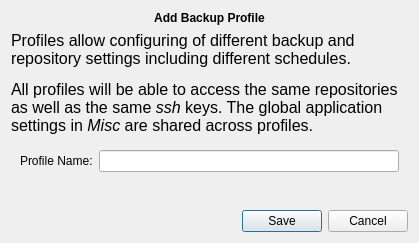
Qt form src/vorta/assets/UI/profile_add.ui (borgbase/vorta) before a commit.
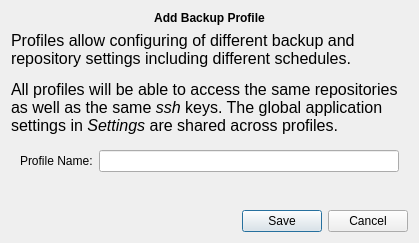
The same form after that commit.

Commit message: Make German Du consistent, make settings naming consistent

The edit to the form file:
```diff
--- a/src/vorta/assets/UI/profile_add.ui
+++ b/src/vorta/assets/UI/profile_add.ui
@@ -55,7 +55,7 @@
      <property name="text">
       <string>&lt;html&gt;&lt;head/&gt;&lt;body&gt;
 &lt;p&gt;Profiles allow configuring of different backup and repository settings including different schedules.&lt;/p&gt;
-&lt;p&gt;All profiles will be able to access the same repositories as well as the same &lt;span style=&quot; font-style:italic;&quot;&gt;ssh&lt;/span&gt; keys. The global application settings in &lt;span style=&quot; font-style:italic;&quot;&gt;Misc&lt;/span&gt; are shared across profiles.&lt;/p&gt;
+&lt;p&gt;All profiles will be able to access the same repositories as well as the same &lt;span style=&quot; font-style:italic;&quot;&gt;ssh&lt;/span&gt; keys. The global application settings in &lt;span style=&quot; font-style:italic;&quot;&gt;Settings&lt;/span&gt; are shared across profiles.&lt;/p&gt;
 &lt;/body&gt;&lt;/html&gt;</string>
      </property>
      <property name="alignment">
```
The commit also changes 29 other files.
